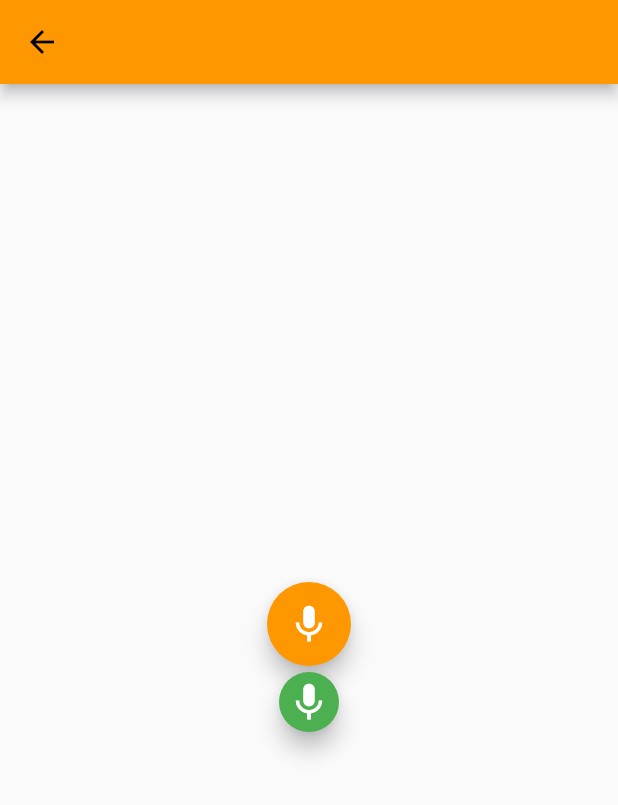
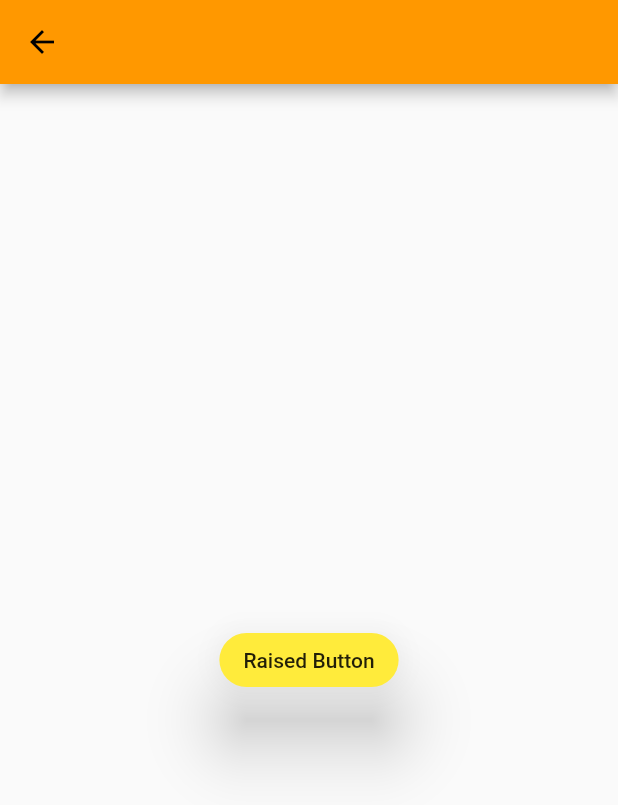
Before and after one commit to PoojaB26/FlutterBasicWidgets, a Flutter app: the ButtonWidget screen opened by its route, on a phone screen of 412 x 824 dp. Shown: the top 805 px of the screen. Run offline on Flutter 3.47's test engine with Material 2 defaults, Android fonts, the light colour scheme and no system bars.

Commit message:
Added new examples

```diff
--- a/lib/button_widget.dart
+++ b/lib/button_widget.dart
@@ -6,20 +6,19 @@ class ButtonWidget extends StatelessWidget{
     return Scaffold(
       appBar: AppBar(),
       body: Center(
-        child: Column(
-          mainAxisAlignment: MainAxisAlignment.center,
-          children: <Widget>[
-            FloatingActionButton(
-                backgroundColor: Colors.orange,
-                child: Icon(Icons.mic, size: 30.0, color: Colors.white,),
-                onPressed: (){}),
-            FloatingActionButton(
-                mini: true,
-                backgroundColor: Colors.green,
-                child: Icon(Icons.mic, size: 30.0, color: Colors.white,),
-                onPressed: (){}),
-          ],
-        )
+        child: RaisedButton(
+          onPressed: (){},
+          color: Colors.yellow,
+          disabledTextColor: Colors.grey,
+          shape: RoundedRectangleBorder(
+              borderRadius: BorderRadius.circular(20.0)
+          ),
+          elevation: 20.0,
+          splashColor: Colors.green,
+          highlightColor: Colors.red,
+          highlightElevation: 1.0,
+          child: Text("Raised Button"),
+        ),
       ),
     );
   }
```
Also changed, not shown: lib/appar_widget.dart (+1 -20 lines), lib/column_widget.dart (+1 -20 lines), lib/container_widget.dart (+34 -8 lines).
